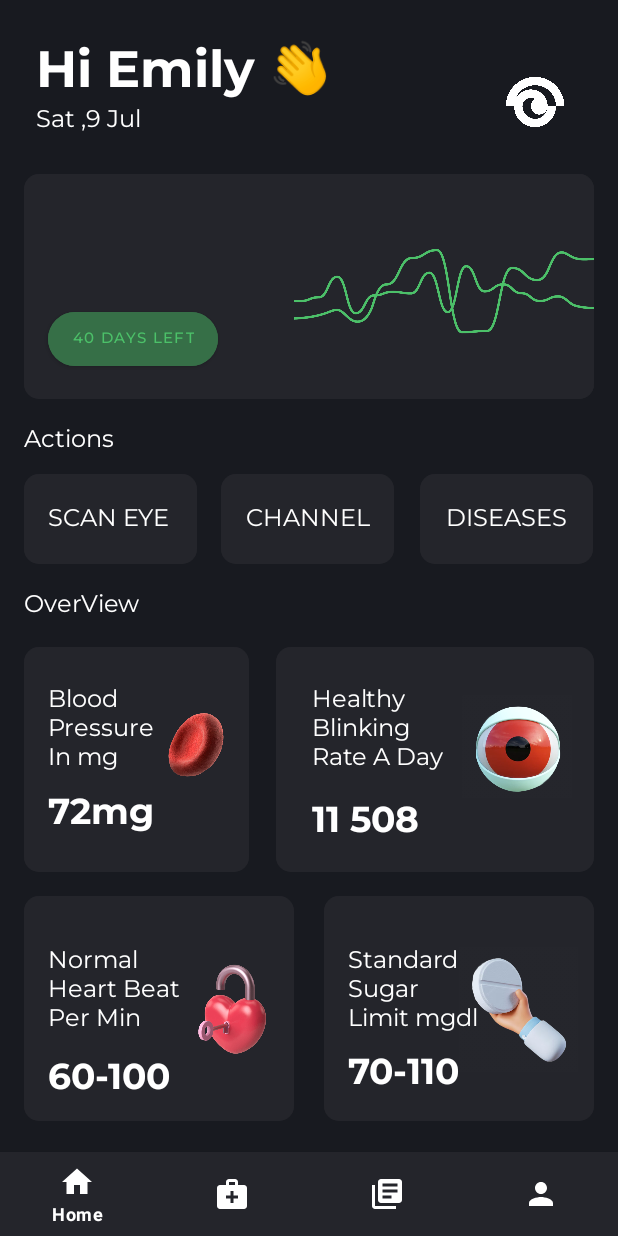
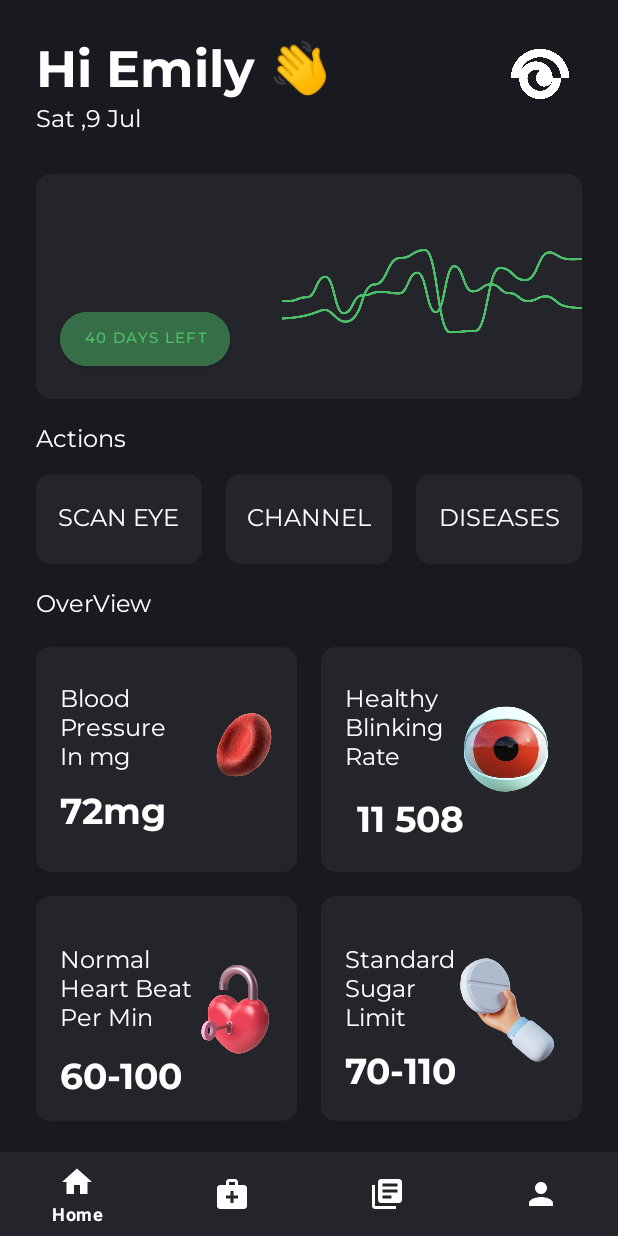
Before and after one commit to moshdev2213/ICare-Medicals, an Android app: the IndexFragment screen opened directly, with no data from a screen before it, on a phone screen of 412 x 824 dp. Run offline under Robolectric (Android 15) with nearby library versions, the phone set to English and light mode, and no system bars.

Commit message:
addedResponsiveness

```diff
--- a/frontend/IcareMobile/app/src/main/res/layout/fragment_index.xml
+++ b/frontend/IcareMobile/app/src/main/res/layout/fragment_index.xml
@@ -41,19 +41,17 @@
             android:id="@+id/imageView2"
             android:layout_width="40dp"
             android:layout_height="40dp"
-            android:layout_marginStart="111dp"
-            android:layout_marginTop="48dp"
             android:layout_marginEnd="32dp"
             android:src="@drawable/splash"
+            app:layout_constraintBottom_toBottomOf="@+id/textView7"
             app:layout_constraintEnd_toEndOf="parent"
-            app:layout_constraintStart_toEndOf="@+id/textView7"
-            app:layout_constraintTop_toTopOf="parent" />
+            app:layout_constraintTop_toTopOf="@+id/textView7" />
 
         <TextView
             android:id="@+id/textView9"
             android:layout_width="wrap_content"
             android:layout_height="wrap_content"
-            android:layout_marginStart="16dp"
+            android:layout_marginStart="24dp"
             android:layout_marginTop="16dp"
             android:fontFamily="@font/montserrat"
             android:text="Actions"
@@ -66,7 +64,7 @@
             android:id="@+id/textView11"
             android:layout_width="wrap_content"
             android:layout_height="wrap_content"
-            android:layout_marginStart="16dp"
+            android:layout_marginStart="24dp"
             android:layout_marginTop="16dp"
             android:fontFamily="@font/montserrat"
             android:text="OverView"
@@ -77,13 +75,15 @@
 
         <androidx.cardview.widget.CardView
             android:id="@+id/cvChannel"
-            android:layout_width="115dp"
+            android:layout_width="0dp"
             android:layout_height="60dp"
             android:layout_marginStart="16dp"
             android:layout_marginTop="50dp"
             app:cardBackgroundColor="@color/bg_secondary"
             app:cardCornerRadius="10dp"
             app:cardElevation="0dp"
+            app:layout_constraintEnd_toStartOf="@+id/cvDisease"
+            app:layout_constraintHorizontal_bias="0.5"
             app:layout_constraintStart_toEndOf="@+id/cvScanEye"
             app:layout_constraintTop_toBottomOf="@+id/cardView">
 
@@ -113,15 +113,16 @@
 
         <androidx.cardview.widget.CardView
             android:id="@+id/cvDisease"
-            android:layout_width="115dp"
+            android:layout_width="0dp"
             android:layout_height="60dp"
             android:layout_marginStart="16dp"
             android:layout_marginTop="50dp"
-            android:layout_marginEnd="16dp"
+            android:layout_marginEnd="24dp"
             app:cardBackgroundColor="@color/bg_secondary"
             app:cardCornerRadius="10dp"
             app:cardElevation="0dp"
             app:layout_constraintEnd_toEndOf="parent"
+            app:layout_constraintHorizontal_bias="0.5"
             app:layout_constraintStart_toEndOf="@+id/cvChannel"
             app:layout_constraintTop_toBottomOf="@+id/cardView">
 
@@ -150,13 +151,16 @@
 
         <androidx.cardview.widget.CardView
             android:id="@+id/cardView3"
-            android:layout_width="150dp"
+            android:layout_width="0dp"
             android:layout_height="150dp"
-            android:layout_marginStart="16dp"
+            android:layout_marginStart="24dp"
             android:layout_marginTop="16dp"
+            android:layout_marginEnd="8dp"
             app:cardBackgroundColor="@color/bg_secondary"
             app:cardCornerRadius="10dp"
             app:cardElevation="0dp"
+            app:layout_constraintEnd_toStartOf="@+id/cardView5"
+            app:layout_constraintHorizontal_bias="0.5"
             app:layout_constraintStart_toStartOf="parent"
             app:layout_constraintTop_toBottomOf="@+id/textView11">
 
@@ -208,9 +212,11 @@
 
         <androidx.cardview.widget.CardView
             android:id="@+id/cardView"
-            android:layout_width="380dp"
+            android:layout_width="0dp"
             android:layout_height="150dp"
+            android:layout_marginStart="24dp"
             android:layout_marginTop="24dp"
+            android:layout_marginEnd="24dp"
             app:cardBackgroundColor="@color/bg_secondary"
             app:cardCornerRadius="10dp"
             app:cardElevation="0dp"
@@ -257,13 +263,15 @@
 
         <androidx.cardview.widget.CardView
             android:id="@+id/cvScanEye"
-            android:layout_width="115dp"
+            android:layout_width="0dp"
             android:layout_height="60dp"
-            android:layout_marginStart="16dp"
+            android:layout_marginStart="24dp"
             android:layout_marginTop="50dp"
             app:cardBackgroundColor="@color/bg_secondary"
             app:cardCornerRadius="10dp"
             app:cardElevation="0dp"
+            app:layout_constraintEnd_toStartOf="@+id/cvChannel"
+            app:layout_constraintHorizontal_bias="0.5"
             app:layout_constraintStart_toStartOf="parent"
             app:layout_constraintTop_toBottomOf="@+id/cardView">
 
@@ -276,15 +284,13 @@
                     android:id="@+id/textView15"
                     android:layout_width="wrap_content"
                     android:layout_height="wrap_content"
-                    android:layout_marginStart="16dp"
-                    android:layout_marginEnd="18dp"
                     android:fontFamily="@font/montserrat"
                     android:text="SCAN EYE"
                     android:textColor="@color/bg_white"
                     android:textSize="16sp"
                     app:layout_constraintBottom_toBottomOf="parent"
                     app:layout_constraintEnd_toEndOf="parent"
-                    app:layout_constraintHorizontal_bias="1.0"
+                    app:layout_constraintHorizontal_bias="0.5"
                     app:layout_constraintStart_toStartOf="parent"
                     app:layout_constraintTop_toTopOf="parent"
                     app:layout_constraintVertical_bias="0.5" />
@@ -295,14 +301,17 @@
 
         <androidx.cardview.widget.CardView
             android:id="@+id/cardView5"
-            android:layout_width="212dp"
+            android:layout_width="0dp"
             android:layout_height="150dp"
+            android:layout_marginStart="8dp"
             android:layout_marginTop="16dp"
-            android:layout_marginEnd="16dp"
+            android:layout_marginEnd="24dp"
             app:cardBackgroundColor="@color/bg_secondary"
             app:cardCornerRadius="10dp"
             app:cardElevation="0dp"
             app:layout_constraintEnd_toEndOf="parent"
+            app:layout_constraintHorizontal_bias="0.5"
+            app:layout_constraintStart_toEndOf="@+id/cardView3"
             app:layout_constraintTop_toBottomOf="@+id/textView11">
 
             <androidx.constraintlayout.widget.ConstraintLayout
@@ -324,10 +333,10 @@
                     android:id="@+id/textView17"
                     android:layout_width="wrap_content"
                     android:layout_height="wrap_content"
-                    android:layout_marginStart="24dp"
+                    android:layout_marginStart="16dp"
                     android:layout_marginTop="24dp"
                     android:fontFamily="@font/montserrat"
-                    android:text="Healthy\nBlinking\nRate A Day"
+                    android:text="Healthy\nBlinking\nRate"
                     android:textColor="@color/bg_white"
                     android:textSize="16sp"
                     app:layout_constraintStart_toStartOf="parent"
@@ -353,13 +362,16 @@
 
         <androidx.cardview.widget.CardView
             android:id="@+id/cardView8"
-            android:layout_width="180dp"
+            android:layout_width="0dp"
             android:layout_height="150dp"
-            android:layout_marginStart="16dp"
+            android:layout_marginStart="24dp"
             android:layout_marginTop="16dp"
+            android:layout_marginEnd="8dp"
             app:cardBackgroundColor="@color/bg_secondary"
             app:cardCornerRadius="10dp"
             app:cardElevation="0dp"
+            app:layout_constraintEnd_toStartOf="@+id/cardView2"
+            app:layout_constraintHorizontal_bias="0.5"
             app:layout_constraintStart_toStartOf="parent"
             app:layout_constraintTop_toBottomOf="@+id/cardView3">
 
@@ -412,14 +424,17 @@
 
         <androidx.cardview.widget.CardView
             android:id="@+id/cardView2"
-            android:layout_width="180dp"
+            android:layout_width="0dp"
             android:layout_height="150dp"
+            android:layout_marginStart="8dp"
             android:layout_marginTop="16dp"
-            android:layout_marginEnd="16dp"
+            android:layout_marginEnd="24dp"
             app:cardBackgroundColor="@color/bg_secondary"
             app:cardCornerRadius="10dp"
             app:cardElevation="0dp"
             app:layout_constraintEnd_toEndOf="parent"
+            app:layout_constraintHorizontal_bias="0.5"
+            app:layout_constraintStart_toEndOf="@+id/cardView8"
             app:layout_constraintTop_toBottomOf="@+id/cardView5">
 
             <androidx.constraintlayout.widget.ConstraintLayout
@@ -446,7 +461,7 @@
                     android:layout_marginStart="16dp"
                     android:layout_marginTop="32dp"
                     android:fontFamily="@font/montserrat"
-                    android:text="Standard\nSugar\nLimit mgdl"
+                    android:text="Standard\nSugar\nLimit"
                     android:textColor="@color/bg_white"
                     android:textSize="16sp"
                     app:layout_constraintStart_toStartOf="parent"
```
Also changed, not shown: frontend/IcareMobile/app/src/main/java/com/example/myapplication/EyeScan.kt (+4 -4 lines), frontend/IcareMobile/app/src/main/res/layout/activity_eye_diseases.xml (+8 -8 lines), frontend/IcareMobile/app/src/main/res/layout/activity_eye_scan.xml (+12 -11 lines), frontend/IcareMobile/app/src/main/res/layout/fragment_profile.xml (+4 -4 lines).
